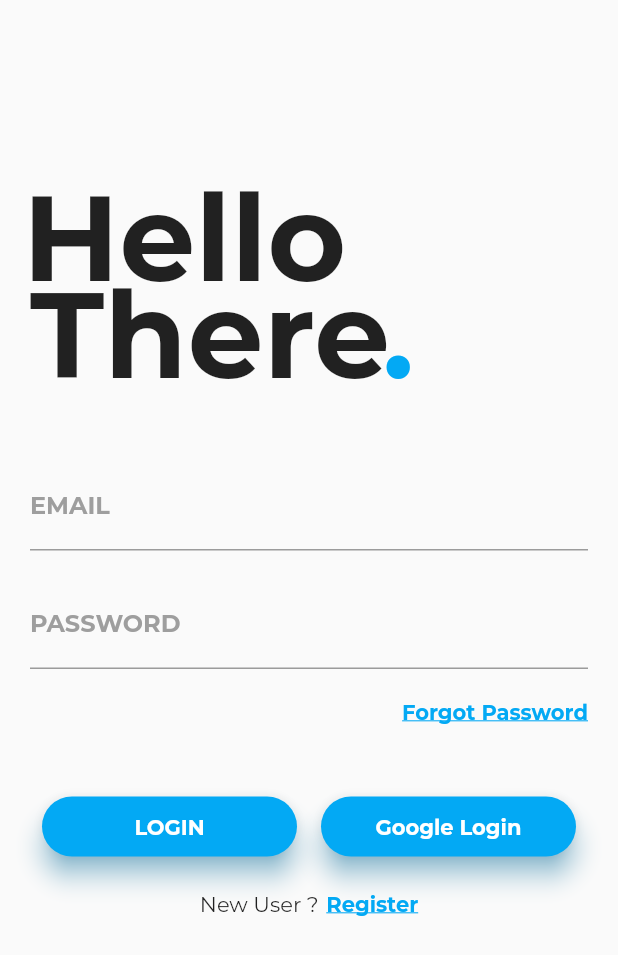
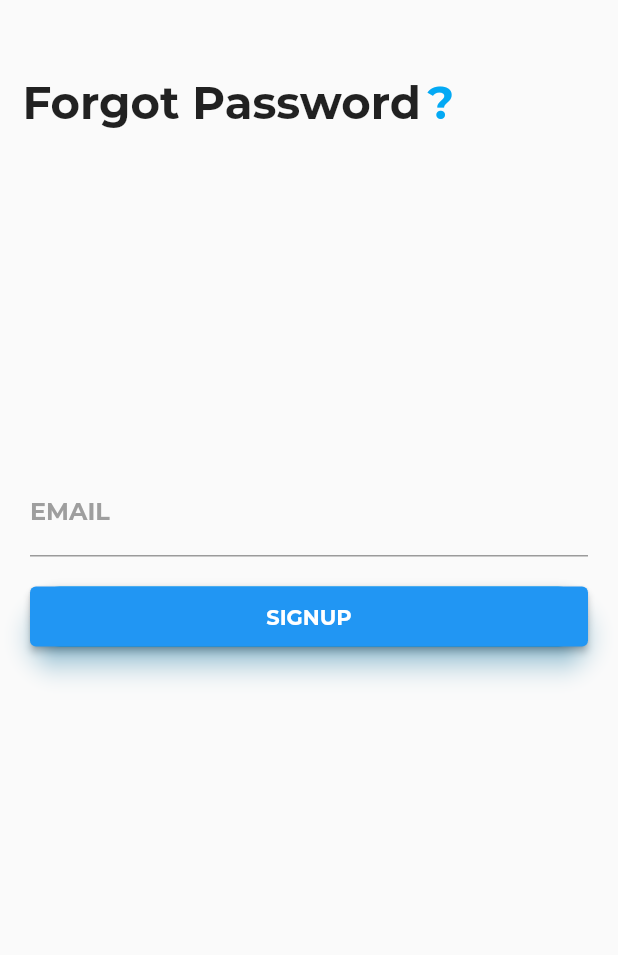
Before and after one commit to nilsys/Flutter-BlogApp, a Flutter app: the screen it shows after launch, on a phone screen of 412 x 824 dp. Shown: the top 955 px of the screen. Run offline on Flutter 3.47's test engine with Material 2 defaults, Android fonts, the phone set to English and light mode, and no system bars; our stand-ins replace cloud_firestore, email_validator, firebase_auth, firebase_core, firebase_storage, google_sign_in and 1 more; accounts and stored records are empty.

Commit message:
forgot password

```diff
--- a/blog_app/lib/main.dart
+++ b/blog_app/lib/main.dart
@@ -1,5 +1,6 @@
 import 'package:blog_app/notifier/auth_notifier.dart';
 import 'package:blog_app/pages/editprofile.dart';
+import 'package:blog_app/pages/forgotpassword.dart';
 import 'package:blog_app/pages/homepage.dart';
 import 'package:blog_app/pages/splash.dart';
 import 'package:blog_app/service/auth.dart';
@@ -11,6 +12,7 @@ import 'package:blog_app/pages/login.dart';
 import 'package:blog_app/pages/firstpage.dart';
 import 'package:blog_app/pages/navigationbar.dart';
 import 'package:blog_app/pages/profilepage.dart';
+import 'package:blog_app/pages/forgotpassword.dart';
 import 'package:provider/provider.dart';
 
 void main() {
@@ -29,7 +31,7 @@ class MainApp extends StatelessWidget {
   Widget build(BuildContext context) {
     return MaterialApp(
       // initialRoute: '/navigationbar',
-      initialRoute: "/splash",
+      initialRoute: "/forgotpassword",
       // home: HomePage(),
 
       routes: {
@@ -41,7 +43,8 @@ class MainApp extends StatelessWidget {
         '/firstpage': (context) => FirstPage(),
         '/navigationbar': (context) => NavigationBar(),
         '/profilepage': (context) => ProfilePage(),
-        '/editprofile': (context) => EditProfile()
+        '/editprofile': (context) => EditProfile(),
+        '/forgotpassword': (context) => ForgotPassword(),
       },
     );
   }
--- /dev/null
+++ b/blog_app/lib/pages/forgotpassword.dart
@@ -0,0 +1,108 @@
+import 'package:flutter/material.dart';
+import 'package:email_validator/email_validator.dart';
+
+class ForgotPassword extends StatefulWidget {
+  @override
+  _ForgotPasswordState createState() => _ForgotPasswordState();
+}
+
+class _ForgotPasswordState extends State<ForgotPassword> {
+
+  String _email = '';
+
+  final _formKey = GlobalKey<FormState>();
+
+  @override
+  Widget build(BuildContext context) {
+    return Scaffold(
+      resizeToAvoidBottomInset: false,
+      body: Form(
+        key: _formKey,
+        child: Column(
+          crossAxisAlignment: CrossAxisAlignment.start,
+          children: <Widget>[
+            Container(
+              child: Stack(
+                children: <Widget>[
+                  Container(
+                    padding: EdgeInsets.fromLTRB(15.0, 50.0, 0.0, 0.0),
+                    child: Text(
+                      'Forgot Password',
+                      style: TextStyle(
+                        fontSize: 30.0,
+                        fontWeight: FontWeight.bold,
+                        fontFamily: 'Montserrat',
+                      ),
+                    ),
+                  ),
+                  Container(
+                    padding: EdgeInsets.fromLTRB(285.0, 50.0, 0.0, 0.0),
+                    child: Text(
+                      '?',
+                      style: TextStyle(
+                        fontSize: 30.0,
+                        fontWeight: FontWeight.bold,
+                        fontFamily: 'Montserrat',
+                        color: Colors.lightBlue,
+                      ),
+                    ),
+                  ),
+                ],
+              ),
+            ),
+            Container(
+              padding: EdgeInsets.only(top: 225.0, left: 20.0, right: 20.0),
+              child: Column(
+                children: <Widget>[
+                  TextFormField(
+                    decoration: InputDecoration(
+                        labelText: 'EMAIL',
+                        labelStyle: TextStyle(
+                          fontFamily: 'Montserrat',
+                          fontWeight: FontWeight.bold,
+                          color: Colors.grey,
+                        ),
+                        focusedBorder: UnderlineInputBorder(
+                            borderSide: BorderSide(color: Colors.lightBlue)
+                        )
+                    ),
+                    validator: (email)=>EmailValidator.validate(email)? null:"Invalid email address",
+                    onSaved: (email)=> _email = email,
+                  ),
+                  SizedBox(height: 20.0,),
+                  Container(
+                    height: 40.0,
+                    child: Material(
+                      borderRadius: BorderRadius.circular(20.0),
+                      shadowColor: Colors.lightBlueAccent,
+                      color: Colors.lightBlue,
+                      elevation: 7.0,
+                      child: ElevatedButton(
+                        onPressed: () {
+                          if(_formKey.currentState.validate()){
+                            _formKey.currentState.save();
+                            Navigator.pushNamed(context, '/login');
+                          }
+                        },
+                        child: Center(
+                          child: Text(
+                            'SIGNUP',
+                            style: TextStyle(
+                                color: Colors.white,
+                                fontWeight: FontWeight.bold,
+                                fontFamily: 'Montserrat'
+                            ),
+                          ),
+                        ),
+                      ),
+                    ),
+                  ),
+                ],
+              ),
+            ),
+          ],
+        ),
+      ),
+    );
+  }
+}
```
Also changed, not shown: blog_app/pubspec.lock.
